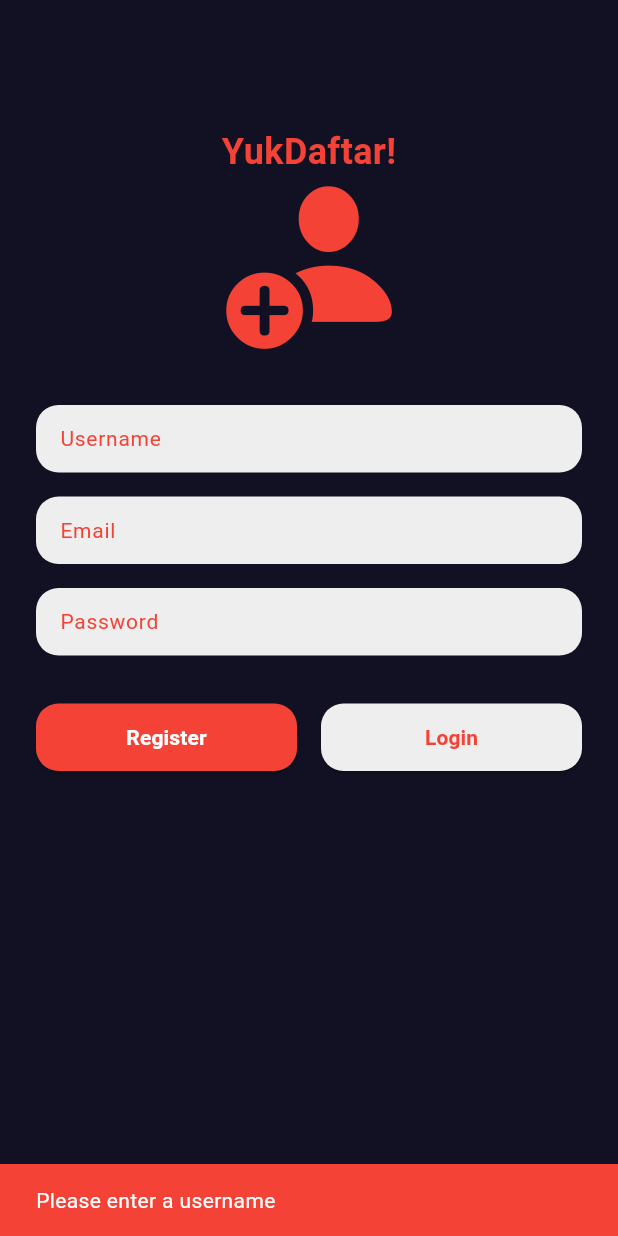
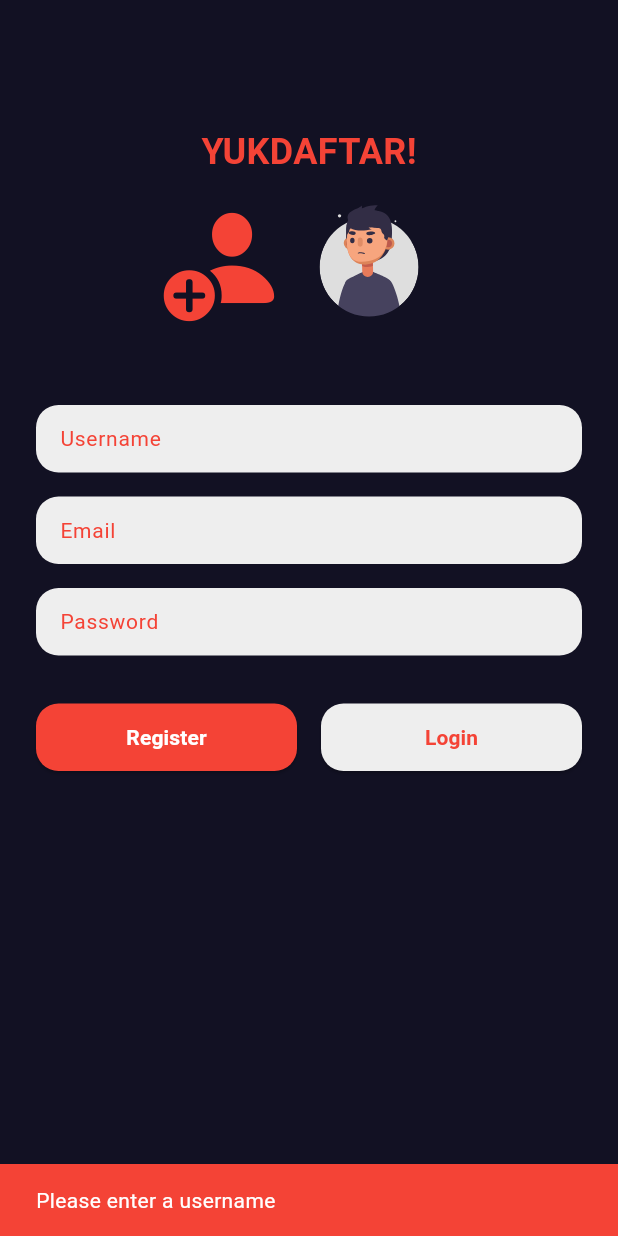
Before and after one commit to sayyidtrq/movie-mobile, a Flutter app: the RegisterScreen screen opened directly, after a tap on "Register", on a phone screen of 412 x 824 dp. Run offline on Flutter 3.47's test engine with Material 3 defaults, Android fonts, the phone set to English and light mode, and no system bars; our stand-ins replace carousel_slider, cloud_firestore, firebase_auth, firebase_core, lottie; accounts and stored records are empty; network calls fail; Roboto replaces fonts that are missing (Bebas Neue, Poppins).

Commit message:
adiitonal : feature tambahan

```diff
--- a/lib/widgets/screens/register.dart
+++ b/lib/widgets/screens/register.dart
@@ -1,5 +1,6 @@
 import 'package:flutter/cupertino.dart';
 import 'package:flutter/material.dart';
+import 'package:lottie/lottie.dart';
 import 'package:movies/widgets/screens/login.dart';
 import 'package:movies/services/auth_services.dart';
 
@@ -34,10 +35,32 @@ class _RegisterScreenState extends State<RegisterScreen> {
     );
 
     if (user != null) {
-      Navigator.pushReplacement(
-        context,
-        MaterialPageRoute(builder: (context) => const LoginPage()),
+      // Show success message
+      ScaffoldMessenger.of(context).showSnackBar(
+        const SnackBar(
+          content: Text(
+            'Akun berhasil dibuat',
+            style: TextStyle(
+              fontFamily: 'Poppins',
+              color: Colors.white,
+            ),
+          ),
+          backgroundColor: Colors.green,
+          duration: Duration(seconds: 2),
+        ),
       );
+
+      // Add a slight delay before navigation to ensure the user sees the message
+      await Future.delayed(const Duration(seconds: 2));
+
+      // Navigate to login page
+      if (mounted) {
+        // Check if the widget is still in the tree
+        Navigator.pushReplacement(
+          context,
+          MaterialPageRoute(builder: (context) => const LoginPage()),
+        );
+      }
     } else {
       ScaffoldMessenger.of(context).showSnackBar(
         const SnackBar(
@@ -61,18 +84,31 @@ class _RegisterScreenState extends State<RegisterScreen> {
             children: [
               const SizedBox(height: 60), // Add space at the top
               const Text(
-                'YukDaftar!',
+                'YUKDAFTAR!',
                 style: TextStyle(
                   color: Colors.red,
-                  fontFamily: 'Poppins',
+                  fontFamily: 'Bebas Neue',
                   fontSize: 24.0,
                   fontWeight: FontWeight.bold,
                 ),
               ),
-              const Icon(
-                CupertinoIcons.person_add_solid, // Icon for registration
-                size: 120,
-                color: Colors.red,
+              Row(
+                mainAxisAlignment: MainAxisAlignment.center,
+                children: [
+                  const Icon(
+                    CupertinoIcons.person_add_solid,
+                    size: 80,
+                    color: Colors.red,
+                  ),
+                  SizedBox(
+                    height: 120,
+                    width: 120,
+                    child: Lottie.asset(
+                      'assets/animations/movieAnimation.json',
+                      fit: BoxFit.contain,
+                    ),
+                  ),
+                ],
               ),
               const SizedBox(height: 32),
               // Username field
--- a/pubspec.yaml
+++ b/pubspec.yaml
@@ -41,7 +41,7 @@ dependencies:
   http: ^1.3.0
   intl: ^0.18.0
   cloud_firestore: ^5.6.5
-
+  lottie : ^3.2.0
 
 dev_dependencies:
   flutter_test:
@@ -92,6 +92,7 @@ flutter:
     - assets/animations/movieAnimation.json
     - assets/animations/profileAnimation.json
     - assets/images/developer.jpg
+    - assets/animations/movieAnimation2.json
   #
   # For details regarding fonts from package dependencies,
   # see https://flutter.dev/to/font-from-package
```
Also changed, not shown: assets/animations/movieAnimation2.json (added, +1 -0 lines), lib/widgets/screens/aboutme/about_screen.dart (+11 -1 lines), lib/widgets/screens/login.dart (+11 -6 lines), pubspec.lock.
